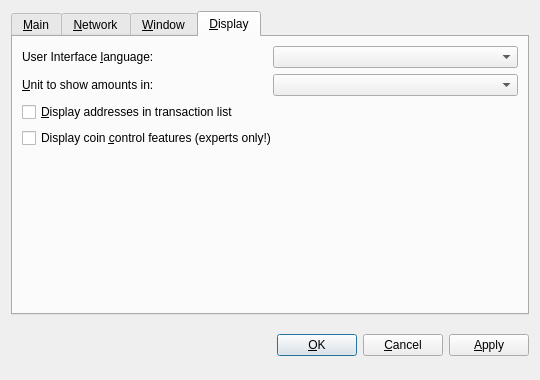
This is src/qt/forms/optionsdialog.ui in gridcoin-community/Gridcoin-Research as Qt 5 draws it before an edit. The edited form follows.
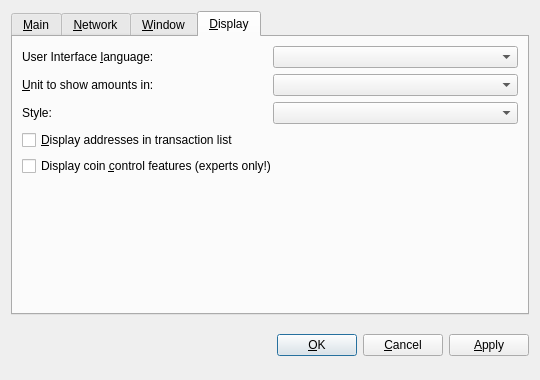
This is the edited form. The open tabs and pages were chosen to show the change. Custom widgets are drawn as their Qt base class.

Diff of the .ui file:
```diff
--- a/src/qt/forms/optionsdialog.ui
+++ b/src/qt/forms/optionsdialog.ui
@@ -379,6 +379,24 @@
          </item>
         </layout>
        </item>
+       <item>
+        <layout class="QHBoxLayout" name="horizontalLayout_5">
+         <item>
+          <widget class="QLabel" name="StyleLabel">
+           <property name="text">
+            <string>Style:</string>
+           </property>
+          </widget>
+         </item>
+         <item>
+          <widget class="QComboBox" name="styleComboBox">
+           <property name="toolTip">
+            <string>Choose a stylesheet to change the look of the wallet.</string>
+           </property>
+          </widget>
+         </item>
+        </layout>
+       </item>
        <item>
         <widget class="QCheckBox" name="displayAddresses">
          <property name="toolTip">
@@ -404,6 +422,9 @@
          <property name="orientation">
           <enum>Qt::Vertical</enum>
          </property>
+         <property name="sizeType">
+          <enum>QSizePolicy::Expanding</enum>
+         </property>
          <property name="sizeHint" stdset="0">
           <size>
            <width>20</width>
```
